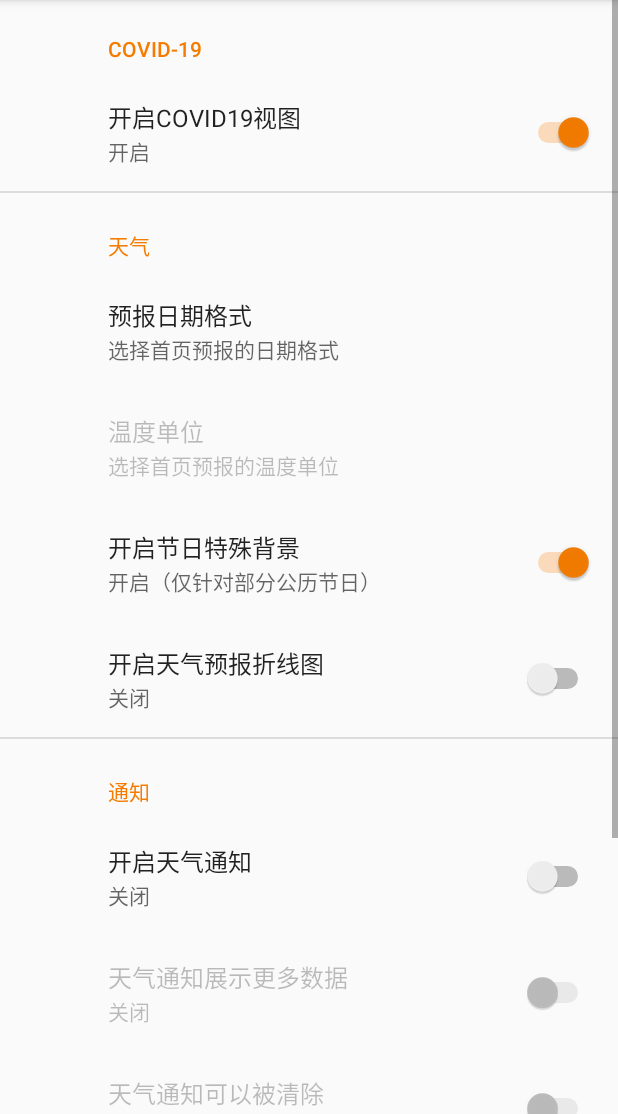
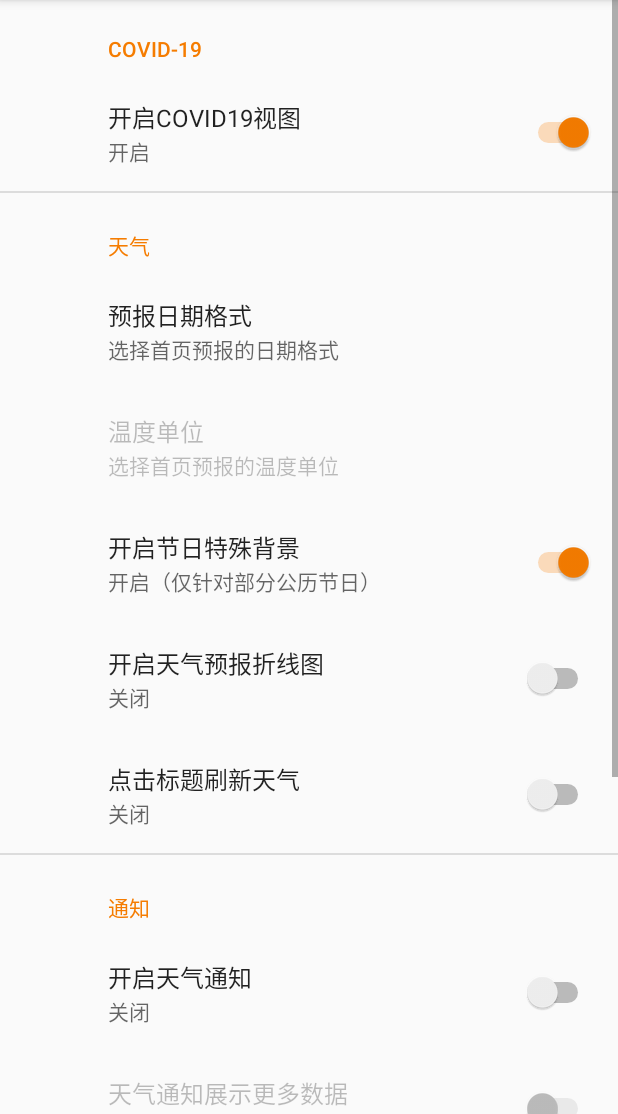
Before and after one commit to bluebonnet27/SunRain, an Android app: the SettingsFragment screen opened directly, with no data from a screen before it, on a phone screen of 412 x 824 dp, the part 122-1236 px from its top. Run offline under Robolectric (Android 15) with nearby library versions, the phone set to English and light mode, and no system bars; our stand-ins replace androidx.preference; 1 statement that could not run was skipped.

Commit message:
1.1.1.11 加入顶部刷新功能，加入生活指数的对话框

```diff
--- a/app/src/main/java/com/ti/sunrain/ui/settings/SettingsFragment.kt
+++ b/app/src/main/java/com/ti/sunrain/ui/settings/SettingsFragment.kt
@@ -30,6 +30,7 @@ class SettingsFragment : PreferenceFragmentCompat(){
         val dateFormatPreference : ListPreference? = findPreference("forecastDateFormat_list")
         val festivalBgPreference : SwitchPreference? = findPreference("festival_bg_switch")
         val forecastChartPreference : SwitchPreference? = findPreference("forecast_chart_switch")
+        val titleRefreshPreference : SwitchPreference? = findPreference("title_refresh_switch")
 
         val notificationSwitchPreference : SwitchPreference? = findPreference("notification_switch")
         val notificationMoreInfoPreference : SwitchPreference? = findPreference("notification_moreinfo_switch")
@@ -60,6 +61,15 @@ class SettingsFragment : PreferenceFragmentCompat(){
 
         forecastChartPreference?.setOnPreferenceChangeListener { _, _ ->
             Snackbar.make(requireActivity().findViewById(R.id.settingsLayout),"下次刷新天气生效",Snackbar.LENGTH_SHORT)
+                .show()
+            true
+        }
+
+        titleRefreshPreference?.setOnPreferenceChangeListener { _, _ ->
+            Snackbar.make(requireActivity().findViewById(R.id.settingsLayout),"需要重启APP",Snackbar.LENGTH_SHORT)
+                .setAction("重启") {
+                    restartAllActivities()
+                }
                 .show()
             true
         }
--- a/app/src/main/res/layout/activity_weather.xml
+++ b/app/src/main/res/layout/activity_weather.xml
@@ -18,6 +18,8 @@
             android:layout_height="?attr/actionBarSize"
             android:background="@android:color/transparent"
             android:theme="@style/toolbarMainTheme"
+            android:clickable="true"
+            android:focusable="true"
             app:titleTextAppearance="@style/toolbar_title"
             app:subtitleTextAppearance="@style/toolbar_subtitle"
             app:title="选择城市"
--- a/app/src/main/res/layout/life_index.xml
+++ b/app/src/main/res/layout/life_index.xml
@@ -123,6 +123,7 @@
             android:layout_marginTop="15dp">
 
             <RelativeLayout
+                android:id="@+id/ultravioletItem"
                 android:layout_width="0dp"
                 android:layout_weight="1"
                 android:layout_height="50dp"
@@ -165,6 +166,7 @@
             </RelativeLayout>
 
             <RelativeLayout
+                android:id="@+id/carWashingItem"
                 android:layout_width="0dp"
                 android:layout_weight="1"
                 android:layout_height="50dp"
@@ -215,6 +217,7 @@
             android:layout_marginBottom="30dp">
 
             <RelativeLayout
+                android:id="@+id/comfortItem"
                 android:layout_width="0dp"
                 android:layout_weight="1"
                 android:layout_height="50dp"
@@ -257,6 +260,7 @@
             </RelativeLayout>
 
             <RelativeLayout
+                android:id="@+id/windDailyItem"
                 android:layout_width="0dp"
                 android:layout_weight="1"
                 android:layout_height="50dp"
--- a/app/src/main/res/layout/now.xml
+++ b/app/src/main/res/layout/now.xml
@@ -4,7 +4,7 @@
     xmlns:android="http://schemas.android.com/apk/res/android"
     xmlns:app="http://schemas.android.com/apk/res-auto"
     android:layout_width="match_parent"
-    android:layout_height="360dp"
+    android:layout_height="300dp"
     android:orientation="vertical">
     <!--  no title  -->
 
--- a/app/src/main/res/xml/pref_settings.xml
+++ b/app/src/main/res/xml/pref_settings.xml
@@ -49,6 +49,13 @@
             android:key="forecast_chart_switch"
             android:title="开启天气预报折线图"
             android:summaryOn="开启（在最下面哦）"
+            android:summaryOff="关闭"/>
+
+        <SwitchPreference
+            android:defaultValue="false"
+            android:key="title_refresh_switch"
+            android:title="点击标题刷新天气"
+            android:summaryOn="开启（为了防止误触，建议关闭）"
             android:summaryOff="关闭"/>
 
     </PreferenceCategory>
```
Also changed, not shown: app/src/main/java/com/ti/sunrain/logic/model/LifeIndex.kt (deleted, +0 -7 lines), app/src/main/java/com/ti/sunrain/ui/weather/WeatherActivity.kt (+45 -4 lines).
